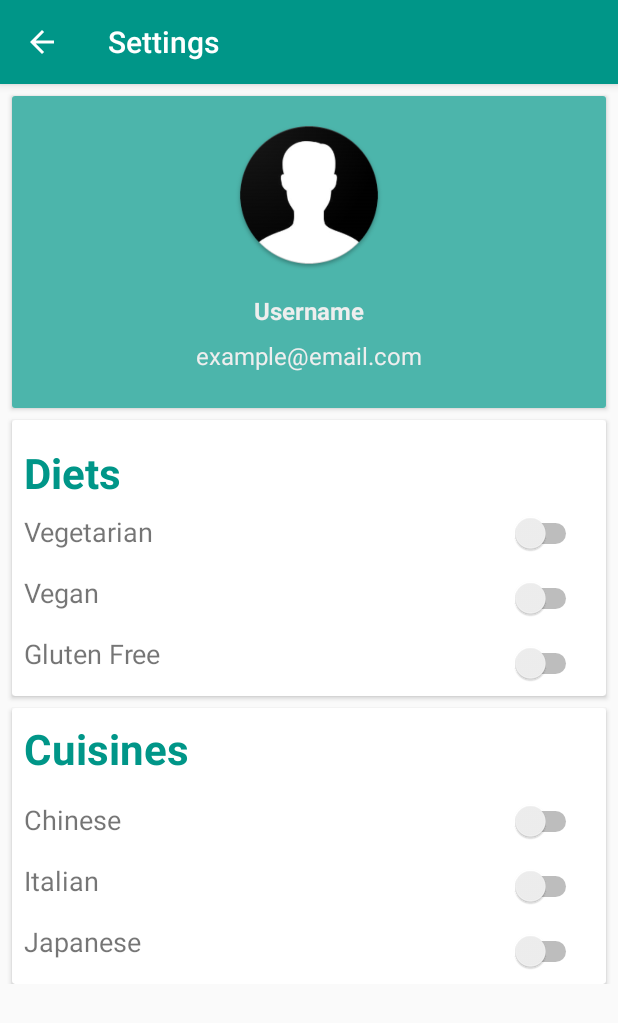
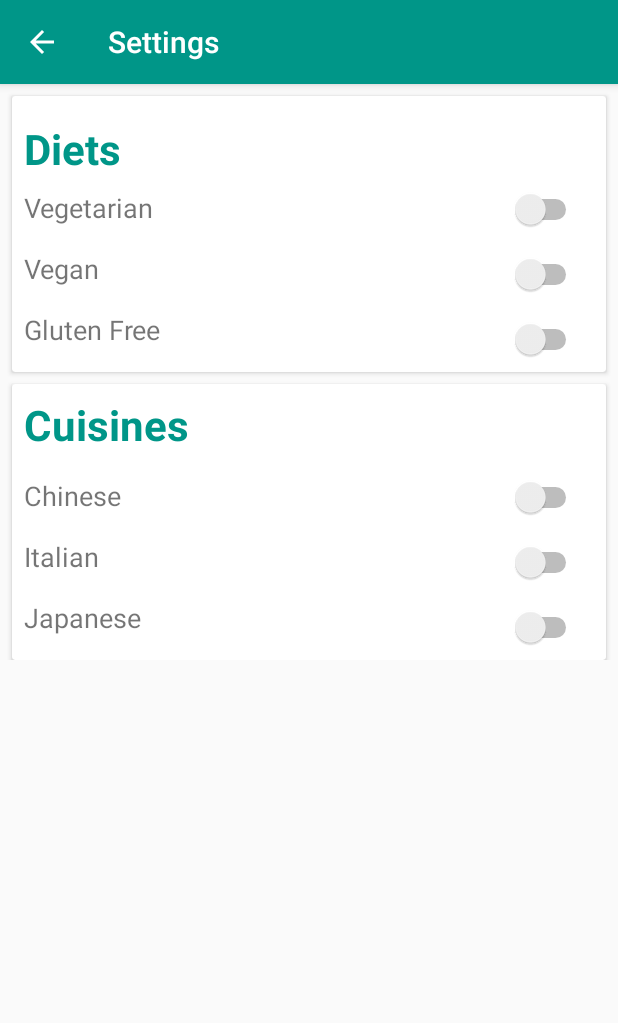
Before and after one commit to LeopoldoIII/ruokapp, an Android app: the SettingsActivity screen opened directly, with no data from a screen before it, on a phone screen of 412 x 824 dp. Shown: the top 1023 px of the screen. Run offline under Robolectric (Android 15) with nearby library versions, the phone set to English and light mode, and no system bars; our stand-ins replace androidx.preference.

```diff
--- a/app/src/main/res/layout/activity_settings.xml
+++ b/app/src/main/res/layout/activity_settings.xml
@@ -17,79 +17,6 @@
             android:orientation="vertical" >
 
             <!-- Profile -->
-            <androidx.cardview.widget.CardView
-                android:id="@+id/cardView1"
-                android:layout_width="match_parent"
-                android:layout_height="wrap_content"
-                android:layout_marginStart="8dp"
-                android:layout_marginLeft="8dp"
-                android:layout_marginTop="8dp"
-                android:layout_marginEnd="8dp"
-                android:layout_marginRight="8dp"
-                app:layout_constraintEnd_toEndOf="parent"
-                app:layout_constraintStart_toStartOf="parent"
-                app:layout_constraintTop_toTopOf="parent">
-
-                <androidx.constraintlayout.widget.ConstraintLayout
-                    android:layout_width="match_parent"
-                    android:layout_height="match_parent"
-                    android:background="@color/colorPrimaryDark">
-
-                    <ImageView
-                        android:id="@+id/image_user"
-                        android:layout_width="100dp"
-                        android:layout_height="100dp"
-                        android:layout_marginStart="8dp"
-                        android:layout_marginLeft="8dp"
-                        android:layout_marginTop="16dp"
-                        android:layout_marginEnd="8dp"
-                        android:layout_marginRight="8dp"
-                        app:layout_constraintBottom_toTopOf="@id/username"
-                        app:layout_constraintEnd_toEndOf="parent"
-                        app:layout_constraintStart_toStartOf="parent"
-                        app:layout_constraintTop_toTopOf="parent"
-                        app:layout_constraintVertical_bias="0.0"
-                        card_view:srcCompat="@drawable/profile" />
-
-                    <TextView
-                        android:id="@+id/username"
-                        android:layout_width="wrap_content"
-                        android:layout_height="wrap_content"
-                        android:layout_marginStart="8dp"
-                        android:layout_marginLeft="8dp"
-                        android:layout_marginTop="16dp"
-                        android:layout_marginEnd="8dp"
-                        android:layout_marginRight="8dp"
-                        android:layout_marginBottom="8dp"
-                        android:text="@string/title_user"
-                        android:textColor="@color/colorAccentSecundary"
-                        android:textSize="16sp"
-                        android:textStyle="bold"
-                        app:layout_constraintBottom_toTopOf="@+id/email_user"
-                        app:layout_constraintEnd_toEndOf="parent"
-                        app:layout_constraintStart_toStartOf="parent"
-                        app:layout_constraintTop_toBottomOf="@+id/image_user" />
-
-                    <TextView
-                        android:id="@+id/email_user"
-                        android:layout_width="wrap_content"
-                        android:layout_height="wrap_content"
-                        android:layout_marginStart="8dp"
-                        android:layout_marginLeft="8dp"
-                        android:layout_marginEnd="8dp"
-                        android:layout_marginRight="8dp"
-                        android:layout_marginBottom="24dp"
-                        android:text="@string/hint_email"
-                        android:textColor="@color/colorAccentSecundary"
-                        android:textSize="16sp"
-                        app:layout_constraintBottom_toBottomOf="parent"
-                        app:layout_constraintEnd_toEndOf="parent"
-                        app:layout_constraintStart_toStartOf="parent"
-                        app:layout_constraintTop_toBottomOf="@+id/username" />
-
-                </androidx.constraintlayout.widget.ConstraintLayout>
-
-            </androidx.cardview.widget.CardView>
 
             <!-- Diets -->
             <androidx.cardview.widget.CardView
```
Also changed, not shown: 3 other files.
